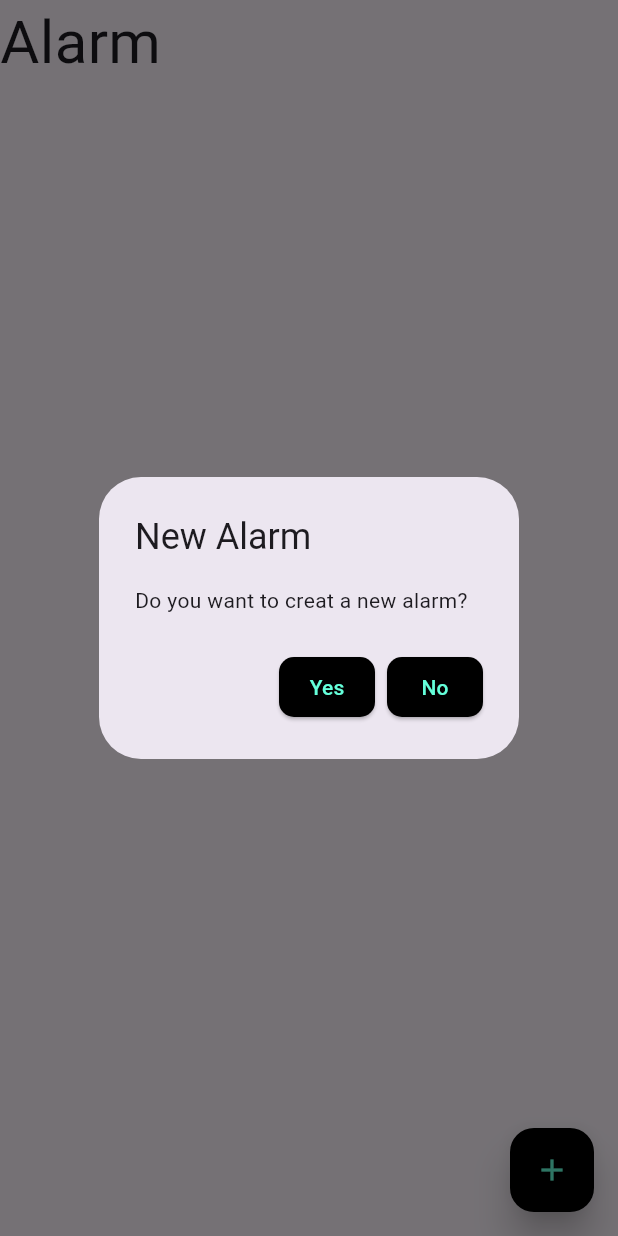
After one commit to Masfiqun/All_in_one_daily_usage_app, a Flutter app: the h_page screen opened directly, after a tap on the "add" icon, on a phone screen of 412 x 824 dp. The commit adds this screen. Run offline on Flutter 3.47's test engine with Material 3 defaults, Android fonts, the phone set to English and light mode, and no system bars; our stand-ins replace timer_builder; network calls fail.

Commit message:
day 16th

```diff
--- /dev/null
+++ b/First_Project/lib/Alarm/Pages/h_page.dart
@@ -0,0 +1,58 @@
+import 'package:flutter/material.dart';
+
+
+class h_page extends StatefulWidget {
+  const h_page({super.key});
+
+  @override
+  State<h_page> createState() => _h_pageState();
+}
+
+class _h_pageState extends State<h_page> {
+
+  ButtonStyle buttonStyle=ElevatedButton.styleFrom(
+    padding: EdgeInsets.all(10),
+    backgroundColor: Colors.black,
+    foregroundColor: Colors.tealAccent,
+    shape: RoundedRectangleBorder(
+      borderRadius: BorderRadius.all(Radius.circular(10))
+    )
+  );
+
+  MyAlertDialog(context){
+      return showDialog(
+        context: context,
+        builder: (BuildContext context){
+        return Expanded(
+          child: AlertDialog(
+            title: Text('New Alarm'),
+            content: Text('Do you want to creat a new alarm?'),
+            actions: [
+              ElevatedButton(onPressed: (){;}, child: Text('Yes'), style: buttonStyle,),
+              ElevatedButton(onPressed: (){;}, child: Text('No'), style: buttonStyle,),
+            ]
+          ),
+        );
+      }
+    );
+  }
+
+
+
+  @override
+  Widget build(BuildContext context) {
+    return Scaffold(
+
+      floatingActionButton: FloatingActionButton(
+
+        elevation: 10,
+        child: Icon(Icons.add),
+        onPressed: (){MyAlertDialog(context);},
+        backgroundColor: Colors.black,
+        foregroundColor: Colors.tealAccent,
+        ),
+
+      body: Text('Alarm', style: TextStyle(fontSize: 40),),
+    );
+  }
+}
```
Also changed, not shown: First_Project/lib/Alarm/alarm.dart (+4 -56 lines), First_Project/lib/main.dart (+2 -7 lines).
